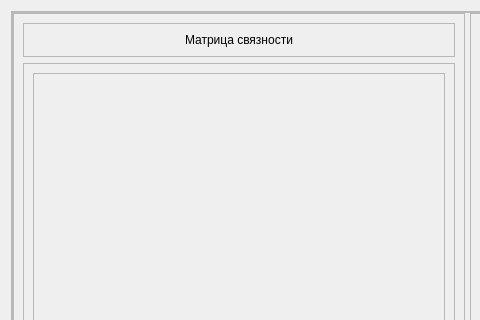
First picture: the form in dfs_algo_widget.ui, repository Lunovoy/graph-algorithms, before the edit; both pictures show x 0 to 480 and y 0 to 320 of the 935 by 595 pixel window.
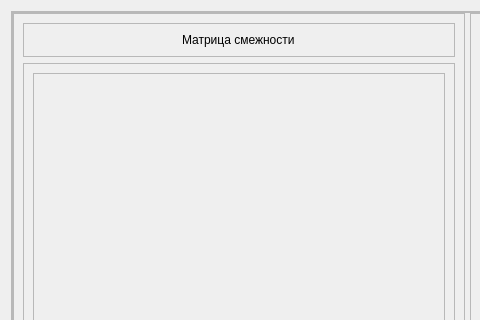
Second picture: the form after the edit.

Diff of the .ui file:
```diff
--- a/dfs_algo_widget.ui
+++ b/dfs_algo_widget.ui
@@ -89,7 +89,7 @@
                <item alignment="Qt::AlignHCenter">
                 <widget class="QLabel" name="label_4">
                  <property name="text">
-                  <string>Матрица связности</string>
+                  <string>Матрица смежности</string>
                  </property>
                 </widget>
                </item>
```
Left out of the diff: 2 changed lines with no effect on the pictures.
